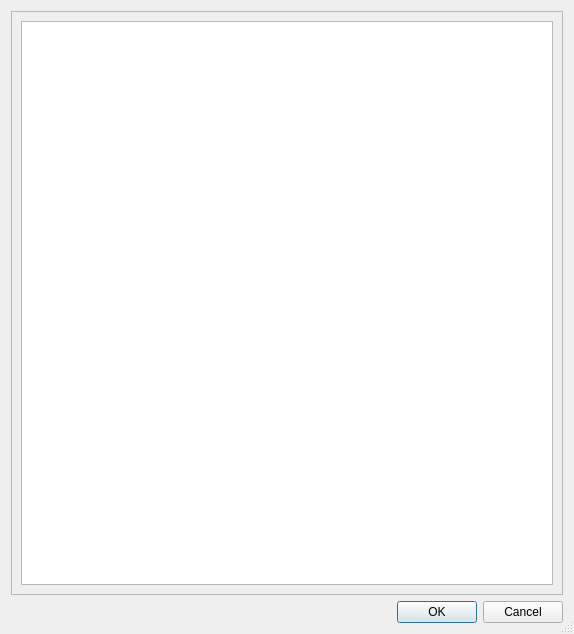
Before: the Qt Designer form main/gui_qt4/cheatdialog.ui in mupen64plus/mupen64plus-oldsvn, drawn with Qt 5.
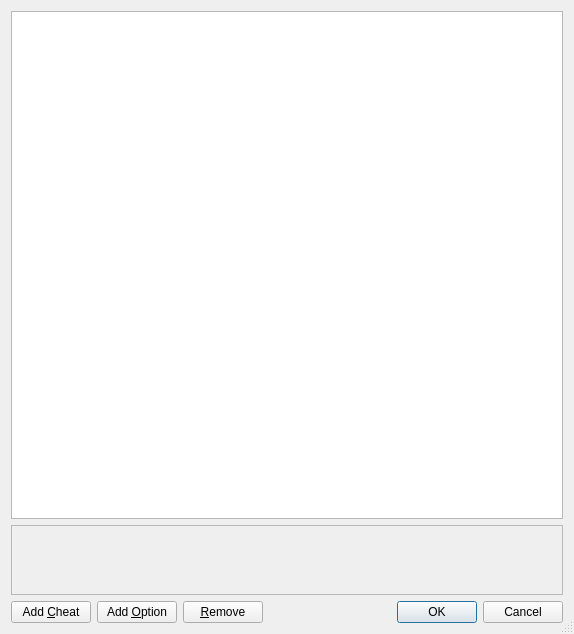
After: the same form once the commit is applied.

Commit message: Added a QTextEdit to show the cheat description of selected cheats. Also added some work in progress. Commented out for the time being.

What changed in the file:
```diff
--- a/main/gui_qt4/cheatdialog.ui
+++ b/main/gui_qt4/cheatdialog.ui
@@ -15,30 +15,31 @@
   <property name="sizeGripEnabled" >
    <bool>true</bool>
   </property>
-  <layout class="QVBoxLayout" name="verticalLayout_2" >
-   <item>
-    <widget class="QFrame" name="frame" >
-     <property name="frameShape" >
-      <enum>QFrame::StyledPanel</enum>
-     </property>
-     <property name="frameShadow" >
-      <enum>QFrame::Raised</enum>
-     </property>
-     <layout class="QVBoxLayout" name="verticalLayout" >
-      <item>
-       <widget class="QTreeView" name="treeView" >
-        <property name="animated" >
-         <bool>true</bool>
-        </property>
-        <property name="headerHidden" >
-         <bool>true</bool>
-        </property>
-       </widget>
-      </item>
-     </layout>
-    </widget>
-   </item>
-   <item>
+  <layout class="QGridLayout" name="gridLayout_3" >
+   <item row="0" column="0" >
+    <layout class="QGridLayout" name="gridLayout_2" >
+     <item row="2" column="0" >
+      <widget class="QPushButton" name="pushAddCheat" >
+       <property name="text" >
+        <string>Add &amp;Cheat</string>
+       </property>
+      </widget>
+     </item>
+     <item row="2" column="1" >
+      <widget class="QPushButton" name="pushAddOption" >
+       <property name="text" >
+        <string>Add &amp;Option</string>
+       </property>
+      </widget>
+     </item>
+     <item row="2" column="2" >
+      <widget class="QPushButton" name="pushRemove" >
+       <property name="text" >
+        <string>&amp;Remove</string>
+       </property>
+      </widget>
+     </item>
+     <item row="2" column="3" >
     <widget class="QDialogButtonBox" name="buttonBox" >
      <property name="orientation" >
       <enum>Qt::Horizontal</enum>
@@ -47,6 +48,37 @@
       <set>QDialogButtonBox::Cancel|QDialogButtonBox::Ok</set>
      </property>
     </widget>
+     </item>
+     <item row="1" column="0" colspan="4" >
+      <widget class="QTextEdit" name="textDescription" >
+       <property name="enabled" >
+        <bool>false</bool>
+       </property>
+       <property name="minimumSize" >
+        <size>
+         <width>0</width>
+         <height>0</height>
+        </size>
+       </property>
+       <property name="maximumSize" >
+        <size>
+         <width>16777215</width>
+         <height>70</height>
+        </size>
+       </property>
+      </widget>
+     </item>
+     <item row="0" column="0" colspan="4" >
+      <widget class="QTreeView" name="treeView" >
+       <property name="animated" >
+        <bool>true</bool>
+       </property>
+       <property name="headerHidden" >
+        <bool>true</bool>
+       </property>
+      </widget>
+     </item>
+    </layout>
    </item>
   </layout>
  </widget>
```
Lines whose indentation alone changed are shown as unchanged. The commit also changes 2 other files.
